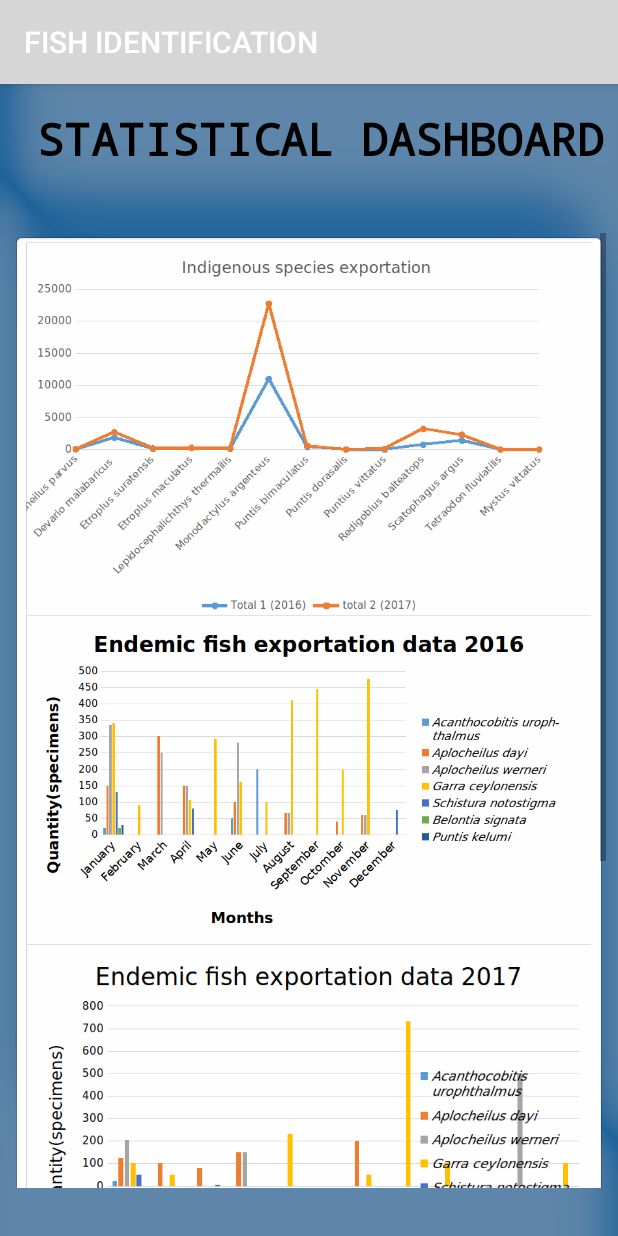
After one commit to HADLakmal/Fish_project, an Android app: the Statistics screen opened directly, with no data from a screen before it, on a phone screen of 412 x 824 dp. The commit adds this screen. Run offline under Robolectric (Android 15) with nearby library versions, the light colour scheme and no system bars; Roboto replaces fonts that are not available here.

Commit message:
phase completed

```diff
--- a/app/src/main/AndroidManifest.xml
+++ b/app/src/main/AndroidManifest.xml
@@ -35,6 +35,7 @@
         <activity android:name=".Conflicted_button" />
         <activity android:name=".About" />
         <activity android:name=".Acknowledge" />
+        <activity android:name=".Statistics" />
     </application>
 
 </manifest>
--- /dev/null
+++ b/app/src/main/java/com/example/damindu/fish_project/Statistics.java
@@ -0,0 +1,14 @@
+package com.example.damindu.fish_project;
+
+import android.app.Activity;
+import android.os.Bundle;
+import android.support.v7.app.AppCompatActivity;
+
+public class Statistics extends AppCompatActivity {
+
+    @Override
+    protected void onCreate(Bundle savedInstanceState) {
+        super.onCreate(savedInstanceState);
+        setContentView(R.layout.activity_statics);
+    }
+}
--- /dev/null
+++ b/app/src/main/res/layout/activity_statics.xml
@@ -0,0 +1,95 @@
+<?xml version="1.0" encoding="utf-8"?>
+<android.support.constraint.ConstraintLayout xmlns:android="http://schemas.android.com/apk/res/android"
+    xmlns:app="http://schemas.android.com/apk/res-auto"
+    xmlns:tools="http://schemas.android.com/tools"
+    android:layout_width="match_parent"
+    android:layout_height="match_parent"
+    android:background="@drawable/background"
+    tools:context=".Statistics">
+
+    <TextView
+        android:id="@+id/Header"
+        android:layout_width="wrap_content"
+        android:layout_height="wrap_content"
+        android:layout_marginStart="55dp"
+        android:layout_marginTop="16dp"
+        android:layout_marginEnd="55dp"
+        android:layout_marginBottom="21dp"
+        android:text="STATISTICAL DASHBOARD"
+        android:textAppearance="@style/TextAppearance.AppCompat"
+        android:textColor="@android:color/background_dark"
+        android:textSize="30sp"
+        android:textStyle="bold"
+        android:typeface="monospace"
+        app:layout_constraintBottom_toTopOf="@+id/scrollView2"
+        app:layout_constraintEnd_toEndOf="parent"
+        app:layout_constraintHorizontal_bias="0.405"
+        app:layout_constraintStart_toStartOf="parent"
+        app:layout_constraintTop_toTopOf="parent" />
+
+    <ScrollView
+        android:id="@+id/scrollView2"
+        android:layout_width="0dp"
+        android:layout_height="0dp"
+        android:layout_marginStart="8dp"
+        android:layout_marginTop="21dp"
+        android:layout_marginEnd="8dp"
+        android:layout_marginBottom="32dp"
+        app:layout_constraintBottom_toBottomOf="parent"
+        app:layout_constraintEnd_toEndOf="parent"
+        app:layout_constraintHorizontal_bias="0.0"
+        app:layout_constraintStart_toStartOf="parent"
+        app:layout_constraintTop_toBottomOf="@+id/Header">
+
+        <LinearLayout
+            android:layout_width="match_parent"
+            android:layout_height="match_parent"
+            android:background="@android:drawable/editbox_background_normal"
+            android:orientation="vertical">
+
+            <ImageView
+                android:layout_width="match_parent"
+                android:layout_height="wrap_content"
+                android:adjustViewBounds="true"
+                android:clickable="false"
+                android:cropToPadding="false"
+                android:scaleType="fitCenter"
+                android:src="@mipmap/s_1"
+                android:visibility="visible" />
+
+            <ImageView
+                android:id="@+id/image_prob8"
+                android:layout_width="match_parent"
+                android:layout_height="wrap_content"
+                android:adjustViewBounds="true"
+                android:clickable="false"
+                android:cropToPadding="false"
+                android:scaleType="fitCenter"
+                android:src="@mipmap/s_2"
+                android:visibility="visible" />
+
+            <ImageView
+                android:id="@+id/image_prob9"
+                android:layout_width="match_parent"
+                android:layout_height="wrap_content"
+                android:adjustViewBounds="true"
+                android:clickable="false"
+                android:cropToPadding="false"
+                android:scaleType="fitCenter"
+                android:src="@mipmap/s_3"
+                android:visibility="visible" />
+
+            <ImageView
+                android:id="@+id/image_prob10"
+                android:layout_width="match_parent"
+                android:layout_height="wrap_content"
+                android:adjustViewBounds="true"
+                android:clickable="false"
+                android:cropToPadding="false"
+                android:scaleType="fitCenter"
+                android:src="@mipmap/s_4"
+                android:visibility="visible" />
+        </LinearLayout>
+    </ScrollView>
+
+</android.support.constraint.ConstraintLayout>
--- a/app/src/main/res/menu/navigation_menu.xml
+++ b/app/src/main/res/menu/navigation_menu.xml
@@ -3,6 +3,7 @@
     xmlns:app="http://schemas.android.com/apk/res-auto"
     xmlns:tools="http://schemas.android.com/tools"
     app:itemIconTint="@color/default_underline_indicator_selected_color">
+    <group android:checkableBehavior="single">
     <item
         android:id="@+id/nav_about"
         android:icon="@android:drawable/ic_menu_info_details"
@@ -19,6 +20,7 @@
         android:id="@+id/nav_stat"
         android:actionLayout="@android:drawable/ic_menu_sort_by_size"
         android:title="Statistics" />
+    </group>
 
 
 </menu>
```
Also changed, not shown: app/src/main/java/com/example/damindu/fish_project/Main.java (+47 -23 lines), app/src/main/res/layout/activity_about.xml (+5 -5 lines), app/src/main/res/layout/activity_conflicted_button.xml (+6 -6 lines), app/src/main/res/layout/activity_main.xml (+16 -10 lines), app/src/main/res/layout/activity_prob_content.xml (+3 -4 lines), app/src/main/res/layout/button_layout.xml (+1 -9 lines), app/src/main/res/mipmap-hdpi/s_1.png (added), app/src/main/res/mipmap-hdpi/s_2.png (added), app/src/main/res/mipmap-hdpi/s_3.png (added), app/src/main/res/mipmap-hdpi/s_4.png (added).
